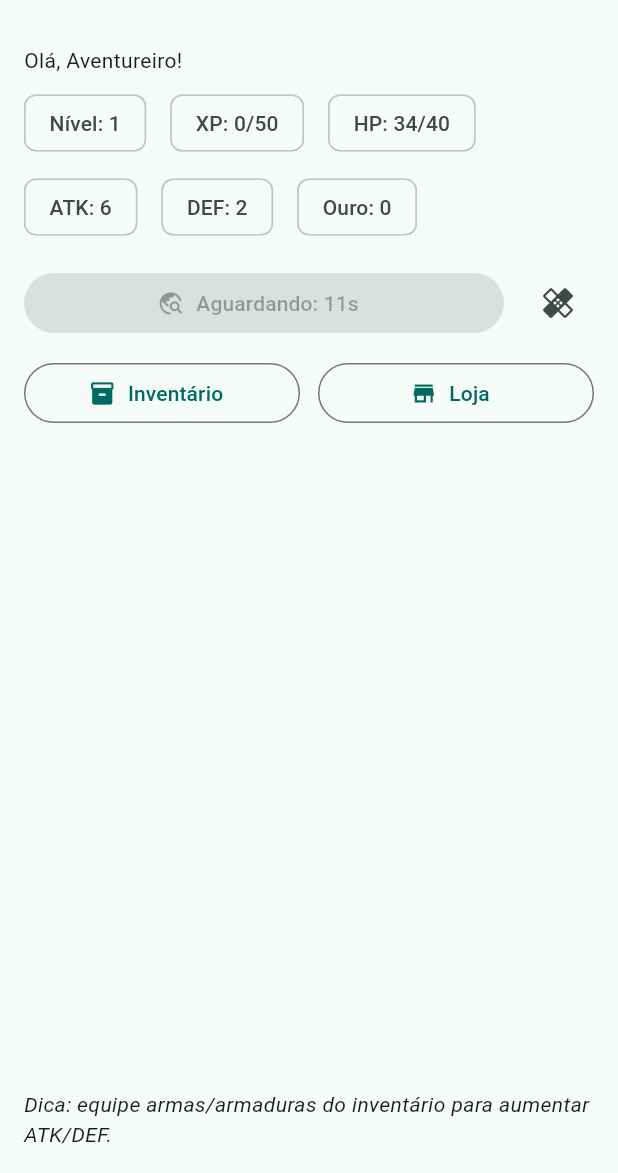
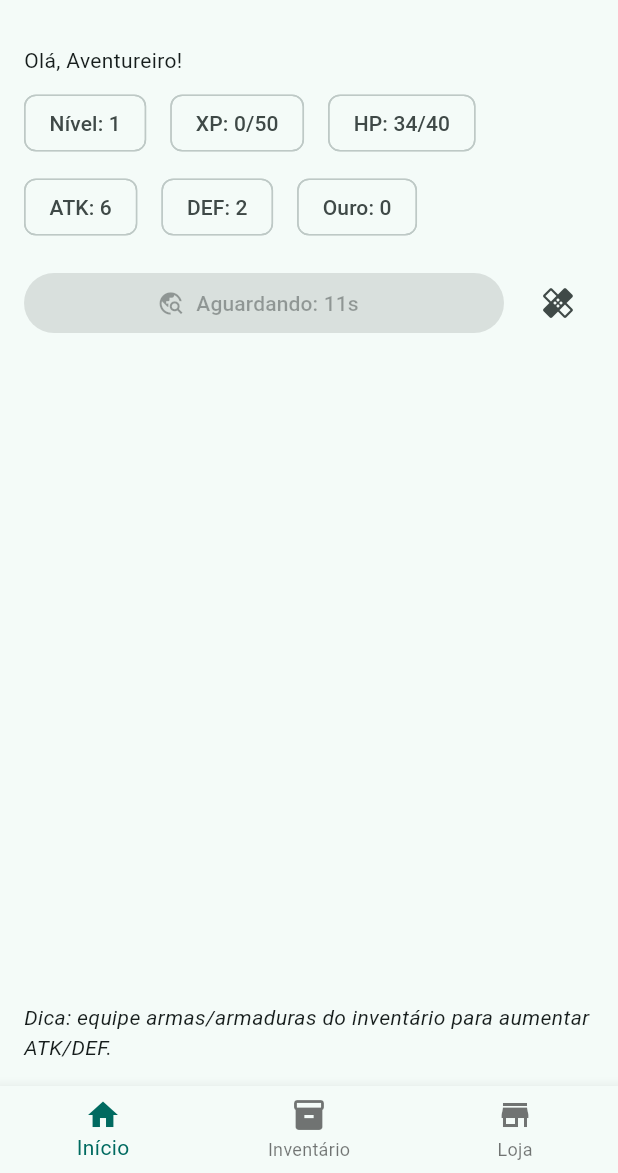
Before and after one commit to Kainato/arena_x, a Flutter app: the screen it shows after launch, after a tap on "Explorar (15s CD)", after a tap on the "healing" icon, on a phone screen of 412 x 824 dp, the part 63-1236 px from its top. Run offline on Flutter 3.47's test engine with Material 3 defaults, Android fonts, the light colour scheme and no system bars.

Commit message:
Refatorar a classe HomeRead para usar WDScaffold com navegação inferior e atualizar a classe InventoryRead e ShopRead para utilizar WDScaffold

```diff
--- a/lib/app/home_read.dart
+++ b/lib/app/home_read.dart
@@ -6,6 +6,7 @@ import 'package:provider/provider.dart';
 
 import '../../core/state/game_state.dart';
 import '../core/models/player.dart';
+import '../utils/widgets/wd_scaffold.dart';
 
 class HomeRead extends StatelessWidget {
   const HomeRead({super.key});
@@ -15,11 +16,11 @@ class HomeRead extends StatelessWidget {
     final GameState game = context.watch<GameState>();
     final Player p = game.player;
 
-    return Scaffold(
-      appBar: AppBar(title: const Text('EPIC-like RPG')),
-      body: Padding(
-        padding: const EdgeInsets.all(16),
-        child: Column(
+    return WDScaffold.bottomNavigation(
+      title: 'EPIC-like RPG',
+      currentIndex: game.indexTab,
+      body: [
+        Column(
           crossAxisAlignment: CrossAxisAlignment.start,
           children: [
             Text('Olá, ${p.name}!'),
@@ -69,32 +70,6 @@ class HomeRead extends StatelessWidget {
                 ),
               ],
             ),
-            const SizedBox(height: 12),
-            Row(
-              children: [
-                Expanded(
-                  child: OutlinedButton.icon(
-                    onPressed: () => Navigator.push(
-                      context,
-                      MaterialPageRoute(builder: (_) => const InventoryRead()),
-                    ),
-                    icon: const Icon(Icons.inventory_2),
-                    label: const Text('Inventário'),
-                  ),
-                ),
-                const SizedBox(width: 12),
-                Expanded(
-                  child: OutlinedButton.icon(
-                    onPressed: () => Navigator.push(
-                      context,
-                      MaterialPageRoute(builder: (_) => const ShopRead()),
-                    ),
-                    icon: const Icon(Icons.store),
-                    label: const Text('Loja'),
-                  ),
-                ),
-              ],
-            ),
             const Spacer(),
             const Text(
               'Dica: equipe armas/armaduras do inventário para aumentar ATK/DEF.',
@@ -102,7 +77,18 @@ class HomeRead extends StatelessWidget {
             ),
           ],
         ),
-      ),
+        const InventoryRead(),
+        const ShopRead(),
+      ],
+      onTap: (i) => game.setIndex(i),
+      bottomNavigationBar: [
+        BottomNavigationBarItem(icon: const Icon(Icons.home), label: 'Início'),
+        BottomNavigationBarItem(
+          icon: const Icon(Icons.inventory_2),
+          label: 'Inventário',
+        ),
+        BottomNavigationBarItem(icon: const Icon(Icons.store), label: 'Loja'),
+      ],
     );
   }
 }
--- a/lib/app/inventory_read.dart
+++ b/lib/app/inventory_read.dart
@@ -1,3 +1,4 @@
+import 'package:arena_x/utils/widgets/wd_scaffold.dart';
 import 'package:flutter/material.dart';
 import 'package:provider/provider.dart';
 
@@ -13,8 +14,8 @@ class InventoryRead extends StatelessWidget {
     final game = context.watch<GameState>();
     final items = game.player.inventory;
 
-    return Scaffold(
-      appBar: AppBar(title: const Text('Inventário')),
+    return WDScaffold(
+      title: 'Inventário',
       body: ListView.separated(
         padding: const EdgeInsets.all(16),
         itemBuilder: (_, i) {
--- a/lib/app/shop_read.dart
+++ b/lib/app/shop_read.dart
@@ -1,3 +1,4 @@
+import 'package:arena_x/utils/widgets/wd_scaffold.dart';
 import 'package:flutter/material.dart';
 import 'package:provider/provider.dart';
 
@@ -11,8 +12,8 @@ class ShopRead extends StatelessWidget {
     final game = context.watch<GameState>();
     final catalog = game.loot.getCatalog();
 
-    return Scaffold(
-      appBar: AppBar(title: const Text('Loja')),
+    return WDScaffold(
+      title: 'Loja',
       body: ListView.separated(
         padding: const EdgeInsets.all(16),
         itemBuilder: (_, i) {
--- a/lib/core/state/game_state.dart
+++ b/lib/core/state/game_state.dart
@@ -96,4 +96,15 @@ class GameState extends ChangeNotifier {
     }
     notifyListeners();
   }
+
+  int _indexTab = 0;
+
+  int get indexTab => _indexTab;
+
+  void setIndex(int i) {
+    if (_indexTab != i) {
+      _indexTab = i;
+      notifyListeners();
+    }
+  }
 }
--- /dev/null
+++ b/lib/utils/widgets/wd_scaffold.dart
@@ -0,0 +1,37 @@
+import 'package:flutter/material.dart';
+
+class WDScaffold extends StatelessWidget {
+  final String title;
+  final Widget body;
+
+  const WDScaffold({super.key, required this.title, required this.body});
+
+  static Scaffold bottomNavigation({
+    required String title,
+    required List<Widget> body,
+    required int currentIndex,
+    required List<BottomNavigationBarItem> bottomNavigationBar,
+    required ValueChanged<int> onTap,
+  }) {
+    return Scaffold(
+      appBar: AppBar(title: Text(title)),
+      body: Padding(
+        padding: const EdgeInsets.all(16.0),
+        child: IndexedStack(index: currentIndex, children: body),
+      ),
+      bottomNavigationBar: BottomNavigationBar(
+        currentIndex: currentIndex,
+        items: bottomNavigationBar,
+        onTap: onTap,
+      ),
+    );
+  }
+
+  @override
+  Widget build(BuildContext context) {
+    return Scaffold(
+      appBar: AppBar(title: Text(title)),
+      body: Padding(padding: const EdgeInsets.all(16.0), child: body),
+    );
+  }
+}
```
